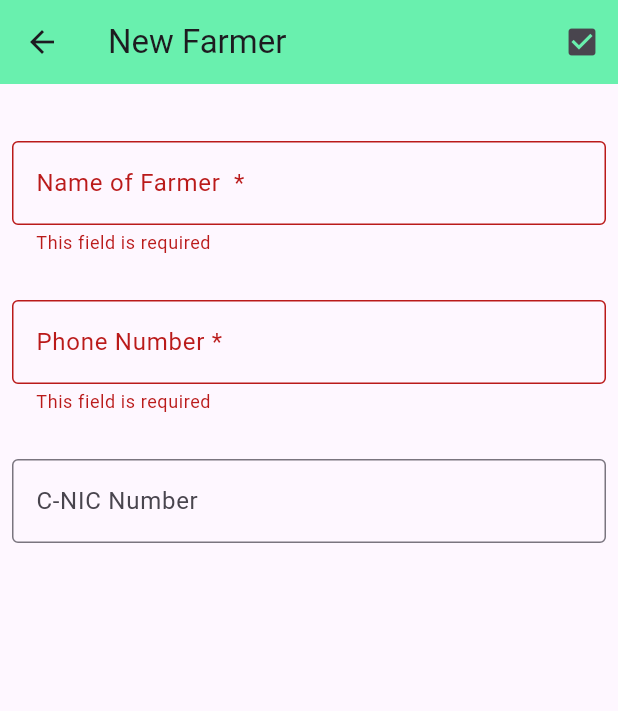
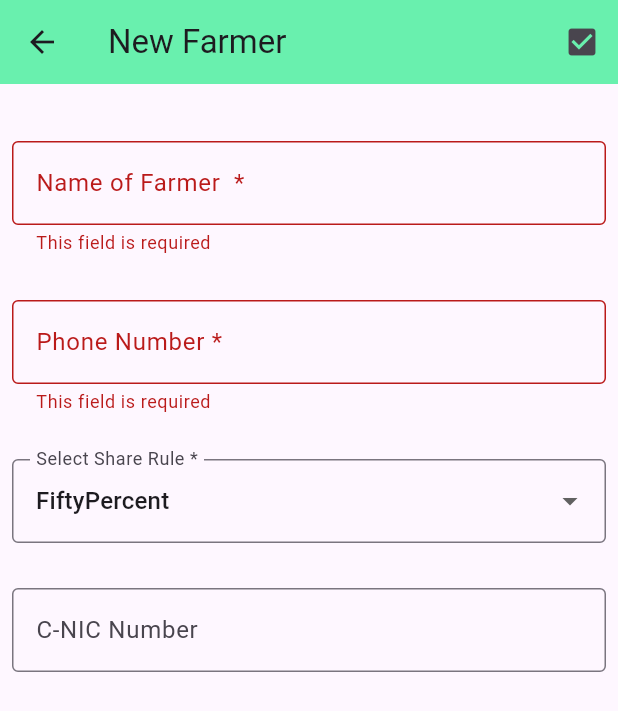
Before and after one commit to 20sw084/intellifarm, a Flutter app: the AddFarmerRecord screen opened directly, after a tap on the "check box" icon, on a phone screen of 412 x 824 dp. Shown: the top 711 px of the screen. Run offline on Flutter 3.47's test engine with Material 3 defaults, Android fonts, the phone set to English and light mode, and no system bars; our stand-ins replace cloud_firestore, connectivity_plus, firebase_auth, firebase_core, firebase_storage, image_picker and 2 more; missing offline and left inert: dart:html, dart:ui_web; accounts and stored records are empty.

Commit message:
Initial Commit..

```diff
--- a/lib/models/farmer.dart
+++ b/lib/models/farmer.dart
@@ -1,8 +1,11 @@
+import '../util/share_rule_enum.dart';
+
 class Farmer {
   String name;
   String? cnic;
   String phoneNumber;
   String loginCode;
+  ShareRule shareRule;
   String? userId;
   String? cropPlantingId; // Add this field
 
@@ -11,6 +14,7 @@ class Farmer {
     required this.phoneNumber,
     this.cnic,
     required this.loginCode,
+    required this.shareRule,
     this.userId,
     this.cropPlantingId, // Initialize it in the constructor
   });
@@ -21,6 +25,7 @@ class Farmer {
       "phoneNumber": phoneNumber,
       "cnic": cnic ?? " ",
       "loginCode": loginCode,
+      "shareRule": shareRule.toString(),
       "cropPlantingId": cropPlantingId, // Include this in the map
     };
   }
@@ -30,6 +35,7 @@ class Farmer {
       "name": name,
       "phoneNumber": phoneNumber,
       "cnic": cnic ?? " ",
+      "shareRule": shareRule.toString(),
       "loginCode": loginCode,
       "userId": id,
       "cropPlantingId": cropPlantingId, // Include this in the map
--- a/lib/screens/farmers_crops_fields_screens/farmer_screens/add_farmer_record.dart
+++ b/lib/screens/farmers_crops_fields_screens/farmer_screens/add_farmer_record.dart
@@ -4,6 +4,7 @@ import 'package:flutter/material.dart';
 import 'package:intellifarm/controller/references.dart';
 import '../../../models/farmer.dart';
 import '../../../util/common_methods.dart';
+import '../../../util/share_rule_enum.dart';
 
 
 class AddFarmerRecord extends StatelessWidget {
@@ -14,6 +15,7 @@ class AddFarmerRecord extends StatelessWidget {
   // Controllers
   final TextEditingController farmerNameController = TextEditingController();
   final TextEditingController farmerPhoneController = TextEditingController();
+  ShareRule shareRuleController = ShareRule.FiftyPercent;
   final TextEditingController cnicController = TextEditingController();
 
   @override
@@ -68,6 +70,29 @@ class AddFarmerRecord extends StatelessWidget {
                 },
               ),
               SizedBox(height: 30),
+              DropdownButtonFormField<ShareRule>(
+                value: shareRuleController,
+                decoration: InputDecoration(
+                  labelText: 'Select Share Rule *',
+                  border: OutlineInputBorder(),
+                ),
+                items: ShareRule.values
+                    .map((option) => DropdownMenuItem<ShareRule>(
+                  value: option,
+                  child: Text(option.toString().split('.')[1]),
+                ))
+                    .toList(),
+                validator: (value) {
+                  if (value == null) {
+                    return 'Please select necessary fields';
+                  }
+                  return null;
+                },
+                onChanged: (ShareRule? newValue) {
+                  shareRuleController = newValue!;
+                },
+              ),
+              SizedBox(height: 30),
               TextFormField(
                 controller: cnicController,
                 decoration: InputDecoration(
@@ -107,6 +132,7 @@ class AddFarmerRecord extends StatelessWidget {
         name: farmerNameController.text,
         phoneNumber: farmerPhoneController.text,
         loginCode: generateRandom10DigitCode(),
+        shareRule: shareRuleController,
         cnic: cnicController.text,
       );
 
@@ -138,6 +164,7 @@ class AddFarmerRecord extends StatelessWidget {
         Navigator.pop(context); // Close the loading dialog
       }
     }
+
   }
 }
 
--- a/lib/screens/farmers_crops_fields_screens/farmer_screens/farmer_list.dart
+++ b/lib/screens/farmers_crops_fields_screens/farmer_screens/farmer_list.dart
@@ -91,6 +91,7 @@ class _FarmersListState extends State<FarmersList> {
                         "Phone Number:" : data['phoneNumber'].toString(),
                         "C-NIC Number:" : data['cnic'].toString(),
                         "Unique Code:" : data['loginCode'].toString(),
+                        "Share Rule:" : data['shareRule'].toString().split(".").last,
                         "Crop Planting Id:" : data['cropPlantingId'],
                       },
                       onTap: () {
--- /dev/null
+++ b/lib/util/share_rule_enum.dart
@@ -0,0 +1,7 @@
+enum ShareRule {
+  SeventyPercent,
+  SixtyPercent,
+  FiftyPercent,
+  FourtyPercent,
+  ThirtyPercent,
+}
--- a/lib/widgets/list_details_card_farmer.dart
+++ b/lib/widgets/list_details_card_farmer.dart
@@ -45,6 +45,8 @@ class ListDetailsCardFarmer extends StatelessWidget {
                                 style: TextStyle(fontSize: 13)),
                             Text("Unique Code:",
                                 style: TextStyle(fontSize: 13)),
+                            Text("Share Rule:",
+                                style: TextStyle(fontSize: 13)),
                           ],
                         ),
                       ),
@@ -59,6 +61,8 @@ class ListDetailsCardFarmer extends StatelessWidget {
                             Text(dataMap["C-NIC Number:"],
                                 style: TextStyle(fontSize: 13)),
                             Text(dataMap["Unique Code:"],
+                                style: TextStyle(fontSize: 13)),
+                            Text(dataMap["Share Rule:"],
                                 style: TextStyle(fontSize: 13)),
                           ],
                         ),
--- a/pubspec.yaml
+++ b/pubspec.yaml
@@ -44,6 +44,7 @@ dependencies:
   intl: ^0.19.0
   firebase_storage: ^12.3.2
   path_provider: ^2.1.4
+  connectivity_plus: ^4.0.0
 
 dev_dependencies:
   flutter_test:
@@ -54,7 +55,7 @@ dev_dependencies:
   # activated in the `analysis_options.yaml` file located at the root of your
   # package. See that file for information about deactivating specific lint
   # rules and activating additional ones.
-  flutter_lints: ^4.0.0
+  flutter_lints: ^5.0.0
 
 # For information on the generic Dart part of this file, see the
 # following page: https://dart.dev/tools/pub/pubspec
```
Also changed, not shown: lib/main.dart (+29 -0 lines), lib/screens/farmer_dashboard.dart (+16 -11 lines), lib/screens/landlord_dashboard.dart (+9 -9 lines), pubspec.lock, 4 other files.
